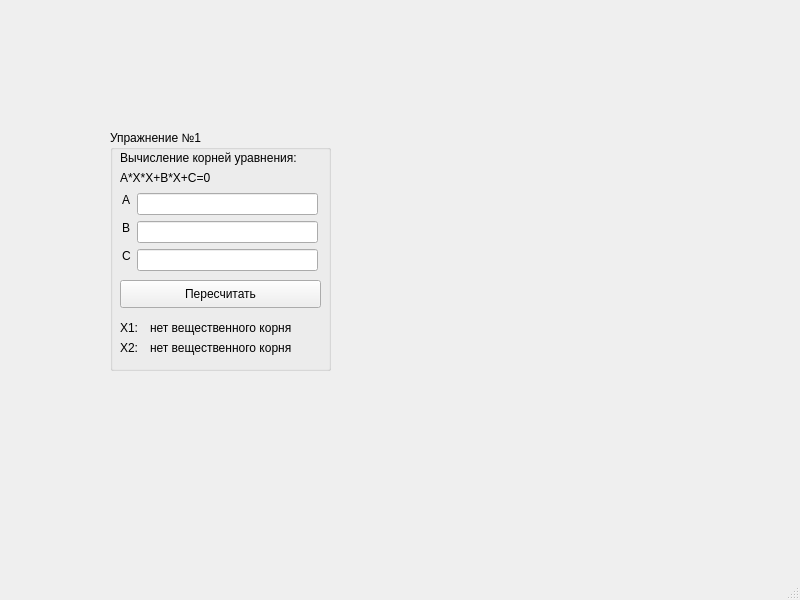
Above: mainwindow.ui from and-veys/Qt before the change. Below: the same form after it.
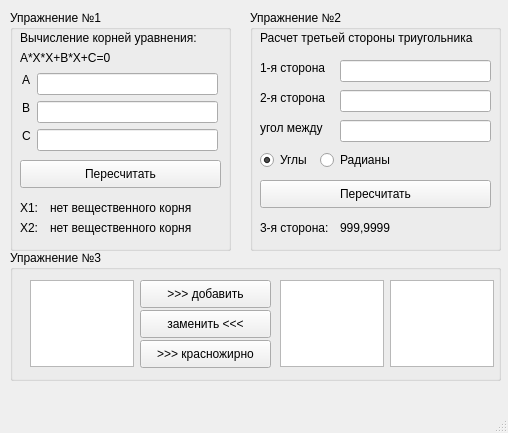
That is the form after the change.

What changed in the file:
```diff
--- a/mainwindow.ui
+++ b/mainwindow.ui
@@ -6,8 +6,8 @@
    <rect>
     <x>0</x>
     <y>0</y>
-    <width>800</width>
-    <height>600</height>
+    <width>508</width>
+    <height>433</height>
    </rect>
   </property>
   <property name="windowTitle">
@@ -17,8 +17,8 @@
    <widget class="QGroupBox" name="ex_1">
     <property name="geometry">
      <rect>
-      <x>110</x>
-      <y>130</y>
+      <x>10</x>
+      <y>10</y>
       <width>221</width>
       <height>241</height>
      </rect>
@@ -187,6 +187,251 @@
      </property>
     </widget>
    </widget>
+   <widget class="QGroupBox" name="ex_2">
+    <property name="geometry">
+     <rect>
+      <x>250</x>
+      <y>10</y>
+      <width>251</width>
+      <height>241</height>
+     </rect>
+    </property>
+    <property name="title">
+     <string>Упражнение №2</string>
+    </property>
+    <widget class="QLineEdit" name="param_S1">
+     <property name="geometry">
+      <rect>
+       <x>90</x>
+       <y>50</y>
+       <width>151</width>
+       <height>22</height>
+      </rect>
+     </property>
+    </widget>
+    <widget class="QLabel" name="label_S1">
+     <property name="geometry">
+      <rect>
+       <x>10</x>
+       <y>50</y>
+       <width>70</width>
+       <height>16</height>
+      </rect>
+     </property>
+     <property name="text">
+      <string>1-я сторона</string>
+     </property>
+    </widget>
+    <widget class="QLabel" name="label_ANG">
+     <property name="geometry">
+      <rect>
+       <x>10</x>
+       <y>110</y>
+       <width>67</width>
+       <height>16</height>
+      </rect>
+     </property>
+     <property name="text">
+      <string>угол между</string>
+     </property>
+    </widget>
+    <widget class="QLineEdit" name="param_ANG">
+     <property name="geometry">
+      <rect>
+       <x>90</x>
+       <y>110</y>
+       <width>151</width>
+       <height>22</height>
+      </rect>
+     </property>
+    </widget>
+    <widget class="QPushButton" name="calculate_3">
+     <property name="geometry">
+      <rect>
+       <x>10</x>
+       <y>170</y>
+       <width>231</width>
+       <height>28</height>
+      </rect>
+     </property>
+     <property name="text">
+      <string>Пересчитать</string>
+     </property>
+    </widget>
+    <widget class="QLabel" name="label_X2_3">
+     <property name="geometry">
+      <rect>
+       <x>10</x>
+       <y>210</y>
+       <width>75</width>
+       <height>16</height>
+      </rect>
+     </property>
+     <property name="text">
+      <string>3-я сторона:</string>
+     </property>
+    </widget>
+    <widget class="QLabel" name="label_S3">
+     <property name="geometry">
+      <rect>
+       <x>90</x>
+       <y>210</y>
+       <width>151</width>
+       <height>16</height>
+      </rect>
+     </property>
+     <property name="text">
+      <string>999,9999</string>
+     </property>
+    </widget>
+    <widget class="QLabel" name="label_5">
+     <property name="geometry">
+      <rect>
+       <x>10</x>
+       <y>20</y>
+       <width>227</width>
+       <height>16</height>
+      </rect>
+     </property>
+     <property name="text">
+      <string>Расчет третьей стороны триугольника</string>
+     </property>
+    </widget>
+    <widget class="QLabel" name="label_S2">
+     <property name="geometry">
+      <rect>
+       <x>10</x>
+       <y>80</y>
+       <width>70</width>
+       <height>16</height>
+      </rect>
+     </property>
+     <property name="text">
+      <string>2-я сторона</string>
+     </property>
+    </widget>
+    <widget class="QLineEdit" name="param_S2">
+     <property name="geometry">
+      <rect>
+       <x>90</x>
+       <y>80</y>
+       <width>151</width>
+       <height>22</height>
+      </rect>
+     </property>
+    </widget>
+    <widget class="QRadioButton" name="param_DEG">
+     <property name="geometry">
+      <rect>
+       <x>10</x>
+       <y>140</y>
+       <width>55</width>
+       <height>20</height>
+      </rect>
+     </property>
+     <property name="text">
+      <string>Углы</string>
+     </property>
+     <property name="checked">
+      <bool>true</bool>
+     </property>
+    </widget>
+    <widget class="QRadioButton" name="param_RAD">
+     <property name="geometry">
+      <rect>
+       <x>70</x>
+       <y>140</y>
+       <width>78</width>
+       <height>20</height>
+      </rect>
+     </property>
+     <property name="text">
+      <string>Радианы</string>
+     </property>
+    </widget>
+   </widget>
+   <widget class="QGroupBox" name="groupBox">
+    <property name="geometry">
+     <rect>
+      <x>10</x>
+      <y>250</y>
+      <width>491</width>
+      <height>131</height>
+     </rect>
+    </property>
+    <property name="title">
+     <string>Упражнение №3</string>
+    </property>
+    <widget class="QPlainTextEdit" name="text_1">
+     <property name="geometry">
+      <rect>
+       <x>20</x>
+       <y>30</y>
+       <width>104</width>
+       <height>87</height>
+      </rect>
+     </property>
+    </widget>
+    <widget class="QPlainTextEdit" name="text_2">
+     <property name="geometry">
+      <rect>
+       <x>270</x>
+       <y>30</y>
+       <width>104</width>
+       <height>87</height>
+      </rect>
+     </property>
+    </widget>
+    <widget class="QPushButton" name="add">
+     <property name="geometry">
+      <rect>
+       <x>130</x>
+       <y>30</y>
+       <width>131</width>
+       <height>28</height>
+      </rect>
+     </property>
+     <property name="text">
+      <string>&gt;&gt;&gt; добавить</string>
+     </property>
+    </widget>
+    <widget class="QPushButton" name="set">
+     <property name="geometry">
+      <rect>
+       <x>130</x>
+       <y>60</y>
+       <width>131</width>
+       <height>28</height>
+      </rect>
+     </property>
+     <property name="text">
+      <string>заменить &lt;&lt;&lt;</string>
+     </property>
+    </widget>
+    <widget class="QPushButton" name="redbold">
+     <property name="geometry">
+      <rect>
+       <x>130</x>
+       <y>90</y>
+       <width>131</width>
+       <height>28</height>
+      </rect>
+     </property>
+     <property name="text">
+      <string>&gt;&gt;&gt; красножирно</string>
+     </property>
+    </widget>
+    <widget class="QTextEdit" name="text_3">
+     <property name="geometry">
+      <rect>
+       <x>380</x>
+       <y>30</y>
+       <width>104</width>
+       <height>87</height>
+      </rect>
+     </property>
+    </widget>
+   </widget>
   </widget>
   <widget class="QMenuBar" name="menubar">
    <property name="geometry">
```
Left out of the diff: 2 changed lines with no effect on the pictures.
